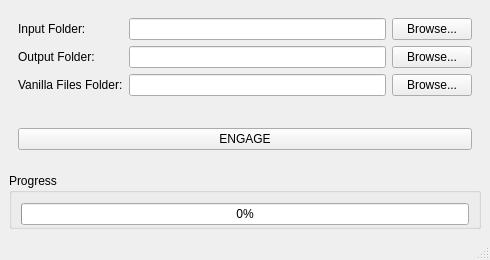
Old version of the form PDG_LocalisationCreator_GUI/PDG_LocalisationCreator_GUI.ui in the repository ZoomImpulse/PDG_LocalisationCreator_GUI.
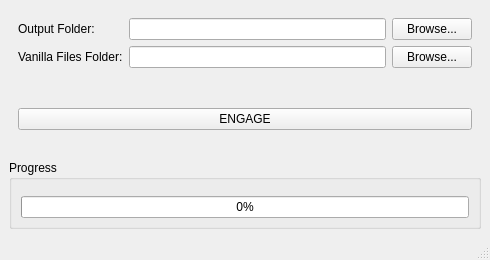
New version of the form. Icons and pictures are not drawn.

```diff
--- a/PDG_LocalisationCreator_GUI/PDG_LocalisationCreator_GUI.ui
+++ b/PDG_LocalisationCreator_GUI/PDG_LocalisationCreator_GUI.ui
@@ -41,50 +41,33 @@
      <widget class="QFrame" name="folderSelectionBox">
       <layout class="QGridLayout" name="gridLayout">
        <item row="0" column="0">
-        <widget class="QLabel" name="inputPathLabel">
-         <property name="text">
-          <string>Input Folder:</string>
-         </property>
-        </widget>
-       </item>
-       <item row="0" column="1">
-        <widget class="QLineEdit" name="inputPathLineEdit"/>
-       </item>
-       <item row="0" column="2">
-        <widget class="QPushButton" name="inputPathButton">
-         <property name="text">
-          <string>Browse...</string>
-         </property>
-        </widget>
-       </item>
-       <item row="1" column="0">
         <widget class="QLabel" name="outputPathLabel">
          <property name="text">
           <string>Output Folder:</string>
          </property>
         </widget>
        </item>
-       <item row="1" column="1">
+              <item row="0" column="1">
         <widget class="QLineEdit" name="outputPathLineEdit"/>
        </item>
-       <item row="1" column="2">
+              <item row="0" column="2">
         <widget class="QPushButton" name="outputPathButton">
          <property name="text">
           <string>Browse...</string>
          </property>
         </widget>
        </item>
-       <item row="2" column="0">
+              <item row="1" column="0">
         <widget class="QLabel" name="vanillaPathLabel">
          <property name="text">
           <string>Vanilla Files Folder:</string>
          </property>
         </widget>
        </item>
-       <item row="2" column="1">
+              <item row="1" column="1">
         <widget class="QLineEdit" name="vanillaPathLineEdit"/>
        </item>
-       <item row="2" column="2">
+              <item row="1" column="2">
         <widget class="QPushButton" name="vanillaPathButton">
          <property name="text">
           <string>Browse...</string>
```
Left out of the diff: 5 changed lines with no effect on the pictures. Lines whose indentation alone changed are shown as unchanged.
